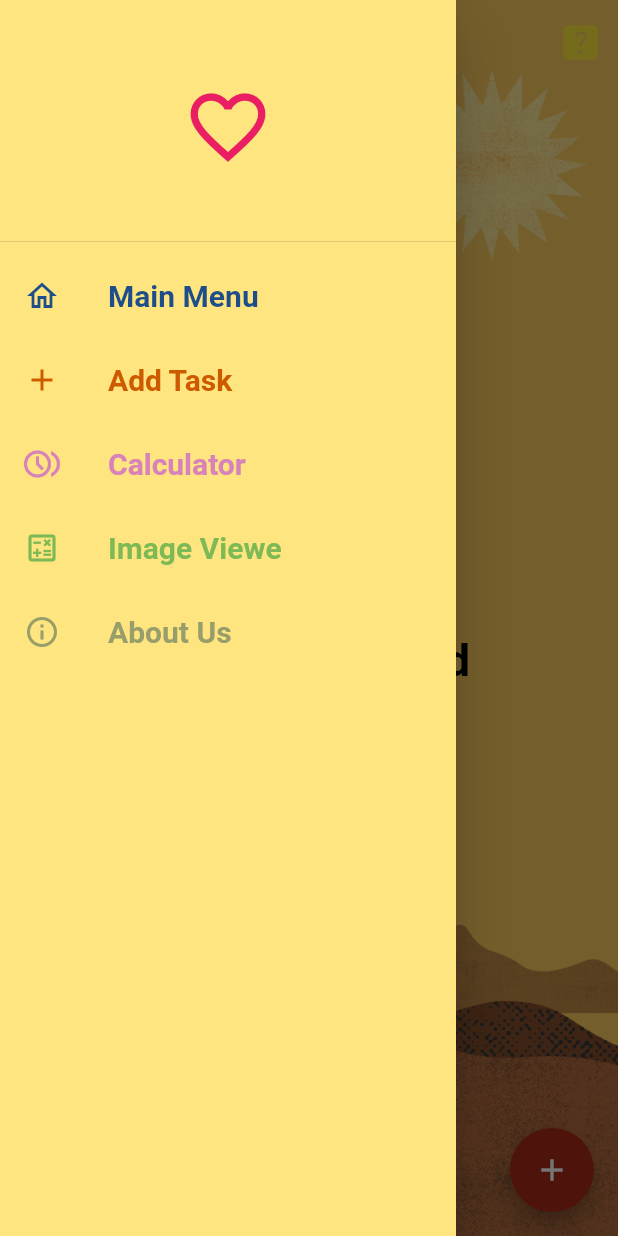
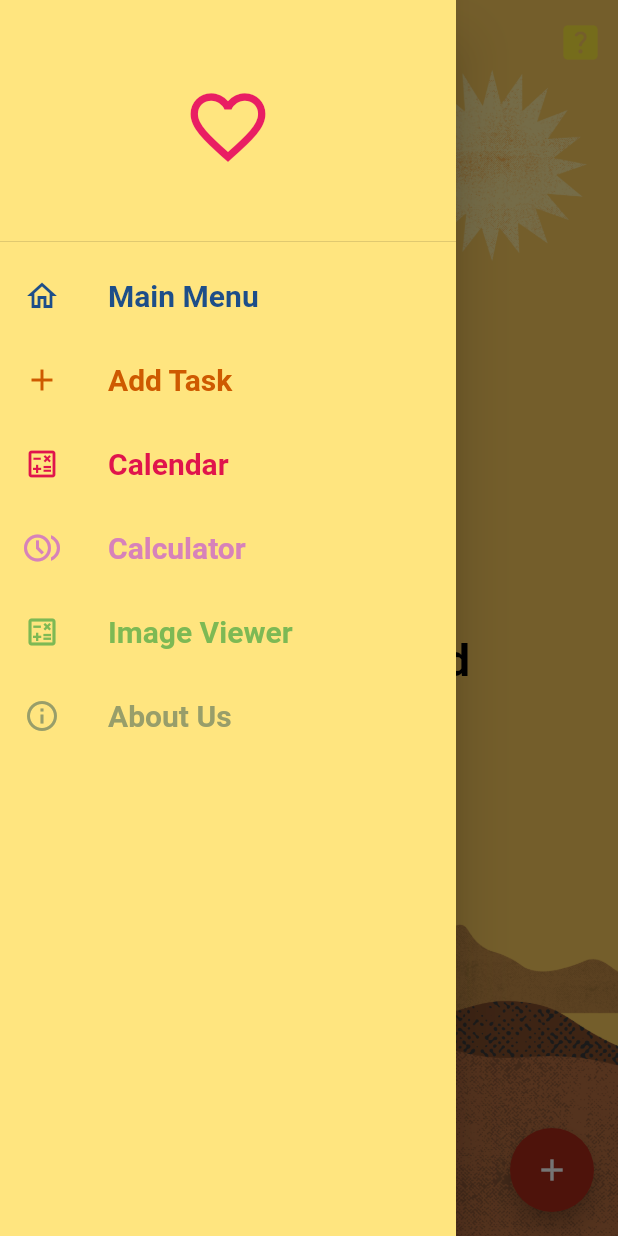
Before and after one commit to AllianaOnate/onate_assignment_three, a Flutter app: the HomePage screen opened directly, with the side drawer open, on a phone screen of 412 x 824 dp. Run offline on Flutter 3.47's test engine with Material 2 defaults, Android fonts, the phone set to English and light mode, and no system bars; our stand-ins replace image_picker, lottie, permission_handler, sqflite, table_calendar; accounts and stored records are empty; network calls fail.

Commit message:
Added calendar

```diff
--- a/lib/home_page.dart
+++ b/lib/home_page.dart
@@ -1,6 +1,7 @@
 import 'package:Bulohaton/about_us.dart';
 import 'package:Bulohaton/add_update_page.dart';
 import 'package:Bulohaton/calculator.dart';
+import 'package:Bulohaton/calendar.dart';
 import 'package:Bulohaton/db_handler.dart';
 import 'package:Bulohaton/model.dart';
 import 'package:Bulohaton/pick_image.dart';
@@ -97,6 +98,27 @@ class _HomePageState extends State<HomePage> {
                   ),
                   ListTile(
                     leading: Icon(
+                      Icons.calculate_outlined,
+                      color: Color(0xFFE0144C),
+                    ),
+                    title: Text(
+                      'Calendar',
+                      style: TextStyle(
+                        fontWeight: FontWeight.bold,
+                        color: Color(0xFFE0144C),
+                        fontSize: 20,
+                      ),
+                    ),
+                    onTap: (){
+                      Navigator.of(context).push(
+                        MaterialPageRoute(
+                          builder: (context) => Calendar(),
+                        ),
+                      );
+                    },
+                  ),
+                  ListTile(
+                    leading: Icon(
                       Icons.browse_gallery_outlined,
                       color: Color(0xFFD782BA),
                     ),
@@ -122,7 +144,7 @@ class _HomePageState extends State<HomePage> {
                       color: Color(0xFF7DB954),
                     ),
                     title: Text(
-                      'Image Viewe',
+                      'Image Viewer',
                       style: TextStyle(
                         fontWeight: FontWeight.bold,
                         color: Color(0xFF7DB954),
--- a/pubspec.yaml
+++ b/pubspec.yaml
@@ -46,6 +46,7 @@ dependencies:
   file_picker: ^5.2.4
   get_it: ^7.2.0
   image_picker: ^0.8.6
+  table_calendar: ^3.0.8
 
 dev_dependencies:
   flutter_test:
```
Also changed, not shown: lib/calendar.dart (added, +66 -0 lines), pubspec.lock.
